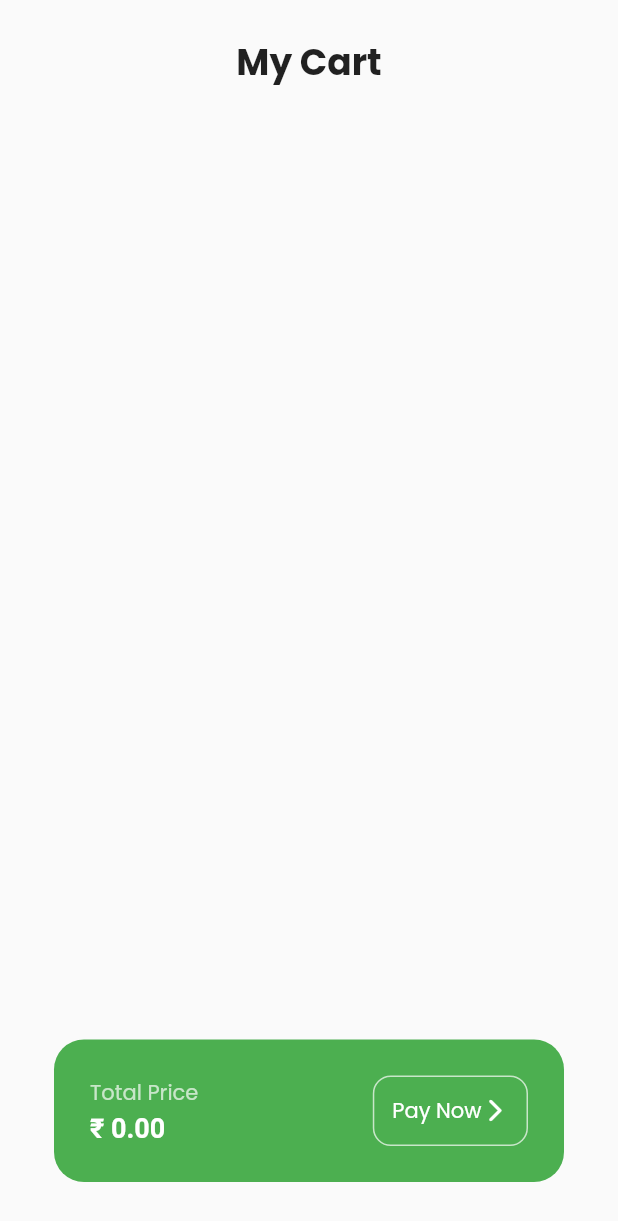
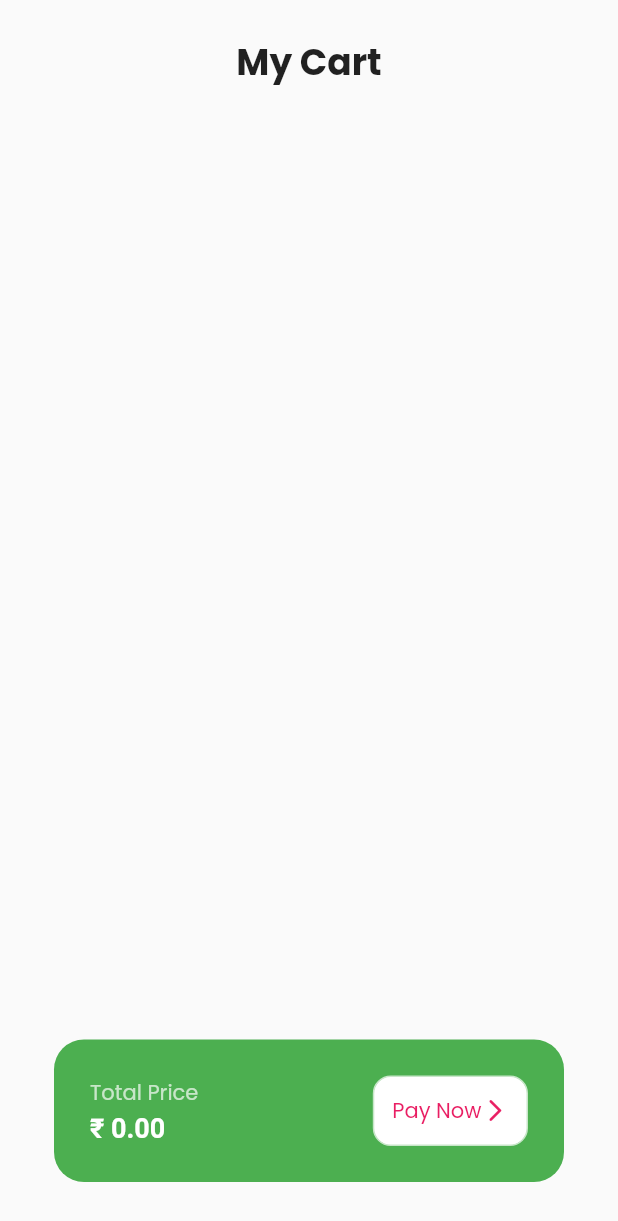
Before and after one commit to The-Naveen-Chandra/GroceryBasket-Flutter, a Flutter app: the screen it shows after launch, after a tap on "Get Started", after a tap on the "shopping bag" icon, on a phone screen of 412 x 824 dp. Shown: the top 1221 px of the screen. Run offline on Flutter 3.47's test engine with Material 2 defaults, Android fonts, the phone set to English and light mode, and no system bars; our stand-ins replace google_fonts.

Commit message:
Dev: Light and Dark Theme

```diff
--- a/lib/components/grocery_item_tile.dart
+++ b/lib/components/grocery_item_tile.dart
@@ -1,8 +1,8 @@
 import 'package:flutter/material.dart';
 import 'package:google_fonts/google_fonts.dart';
 
+// ignore: must_be_immutable
 class GroceryItemTile extends StatelessWidget {
-
   final String itemName;
   final String itemPrice;
   final String imagePath;
@@ -29,9 +29,8 @@ class GroceryItemTile extends StatelessWidget {
           borderRadius: BorderRadius.circular(12),
         ),
         child: Column(
-            mainAxisAlignment: MainAxisAlignment.spaceEvenly,
-           children: [
-
+          mainAxisAlignment: MainAxisAlignment.spaceEvenly,
+          children: [
             // image paths
             Image.asset(
               imagePath,
@@ -41,21 +40,46 @@ class GroceryItemTile extends StatelessWidget {
             // item names
             Text(
               itemName,
-              style: GoogleFonts.poppins(),
+              style: GoogleFonts.poppins(
+                  color: Theme.of(context).colorScheme.primary),
             ),
 
             // price + button
-            MaterialButton(
+            // MaterialButton(
+            //   onPressed: onPressed,
+            //   color: color[800],
+            //   child: Text(
+            //     '₹ $itemPrice',
+            //     style: TextStyle(
+            //       color: Theme.of(context).colorScheme.secondary,
+            //       fontWeight: FontWeight.bold,
+            //     ),
+            //   ),
+            // ),
+            TextButton(
               onPressed: onPressed,
-              color: color[800],
-              child: Text(
-                  '₹ $itemPrice',
-                  style: const TextStyle(
-                    color: Colors.white,
-                    fontWeight: FontWeight.bold,
+              style: ButtonStyle(
+                backgroundColor: MaterialStatePropertyAll<Color>(
+                  color[800],
+                ),
+                shape: MaterialStateProperty.all<RoundedRectangleBorder>(
+                  RoundedRectangleBorder(
+                    borderRadius: BorderRadius.circular(12.0),
+                  ),
                 ),
               ),
-            )
+              // color: Colors.pink,
+              child: Padding(
+                padding: const EdgeInsets.symmetric(vertical: 4.0, horizontal: 10.0),
+                child: Text(
+                  '₹ $itemPrice',
+                  style: TextStyle(
+                    color: Theme.of(context).colorScheme.secondary,
+                    fontWeight: FontWeight.bold,
+                  ),
+                ),
+              ),
+            ),
           ],
         ),
       ),
--- a/lib/main.dart
+++ b/lib/main.dart
@@ -1,5 +1,6 @@
 import 'package:flutter/material.dart';
 import 'package:grocerybasket/model/cart_model.dart';
+import 'package:grocerybasket/theme/theme.dart';
 import 'package:provider/provider.dart';
 import 'pages/intro_page.dart';
 
@@ -14,9 +15,11 @@ class MyApp extends StatelessWidget {
   Widget build(BuildContext context) {
     return ChangeNotifierProvider(
       create: (context) => CartModel(),
-      child: const MaterialApp(
+      child: MaterialApp(
         debugShowCheckedModeBanner: false,
-        home: IntroPage(),
+        theme: lightTheme,
+        darkTheme: darkTheme,
+        home: const IntroPage(),
       ),
     );
   }
--- a/lib/pages/cart_page.dart
+++ b/lib/pages/cart_page.dart
@@ -13,7 +13,6 @@ class CartPage extends StatelessWidget {
         return SafeArea(
           child: Column(
             children: [
-
               Padding(
                 padding: const EdgeInsets.only(
                   top: 24,
@@ -32,6 +31,7 @@ class CartPage extends StatelessWidget {
 
               Expanded(
                   child: ListView.builder(
+                physics: const BouncingScrollPhysics(),
                 itemCount: value.cartItems.length,
                 padding: const EdgeInsets.all(12),
                 itemBuilder: (context, index) {
@@ -40,8 +40,7 @@ class CartPage extends StatelessWidget {
                     child: Container(
                       decoration: BoxDecoration(
                           color: Colors.grey[200],
-                            borderRadius: BorderRadius.circular(20)
-                          ),
+                          borderRadius: BorderRadius.circular(20)),
                       child: ListTile(
                         leading: Image.asset(
                           value.cartItems[index][2],
@@ -49,22 +48,32 @@ class CartPage extends StatelessWidget {
                         ),
                         title: Text(
                           value.cartItems[index][0],
-                              style: GoogleFonts.poppins(),
+                          style: GoogleFonts.poppins(
+                            color: Theme.of(context).colorScheme.primary,
+                          ),
                         ),
 
                         // ignore: prefer_interpolation_to_compose_strings
-                            subtitle: Text('₹ ' + value.cartItems[index][1],),
+                        subtitle: Text(
+                          '₹ ' + value.cartItems[index][1],
+                          style: TextStyle(
+                            color: Theme.of(context).colorScheme.primary,
+                          ),
+                        ),
                         trailing: IconButton(
-                              icon: const Icon(Icons.cancel_outlined),
-                              onPressed: () => Provider.of<CartModel>(
-                                context, listen: false).removeItemFromCart(index),
+                          icon: Icon(
+                            Icons.cancel_outlined,
+                            color: Theme.of(context).colorScheme.primary,
+                          ),
+                          onPressed: () =>
+                              Provider.of<CartModel>(context, listen: false)
+                                  .removeItemFromCart(index),
                         ),
                       ),
                     ),
                   );
                 },
-                  )
-                ),
+              )),
 
               // total + pay now
               Padding(
@@ -87,16 +96,15 @@ class CartPage extends StatelessWidget {
                               color: Colors.green[100],
                             ),
                           ),
-
-                            const SizedBox(height: 2,),
-
+                          const SizedBox(
+                            height: 2,
+                          ),
                           Text(
                             '₹ ${value.calculateTotal()}',
                             style: const TextStyle(
                                 color: Colors.white,
                                 fontSize: 18,
-                                fontWeight: FontWeight.bold
-                              ),
+                                fontWeight: FontWeight.bold),
                           ),
                         ],
                       ),
@@ -104,29 +112,28 @@ class CartPage extends StatelessWidget {
                       // pay now button
                       Container(
                         decoration: BoxDecoration(
+                            color: Theme.of(context).colorScheme.secondary,
                             border: Border.all(
                               color: Colors.green.shade100,
                             ),
-                            borderRadius: BorderRadius.circular(12)
-                          ),
+                            borderRadius: BorderRadius.circular(12)),
                         padding: const EdgeInsets.all(12),
                         child: Row(
                           children: [
                             Text(
                               "Pay Now",
                               style: GoogleFonts.poppins(
-                                  color: Colors.white,
+                                color: Theme.of(context).colorScheme.tertiary,
                               ),
                             ),
-                             const Icon(
+                            Icon(
                               Icons.arrow_forward_ios_rounded,
                               size: 18,
-                                color: Colors.white,
+                              color: Theme.of(context).colorScheme.tertiary,
                             )
                           ],
                         ),
                       ),
-
                     ],
                   ),
                 ),
@@ -135,7 +142,6 @@ class CartPage extends StatelessWidget {
           ),
         );
       },
-      )
-    );
+    ));
   }
 }
--- a/lib/pages/home_page.dart
+++ b/lib/pages/home_page.dart
@@ -11,14 +11,18 @@ class HomePage extends StatelessWidget {
   @override
   Widget build(BuildContext context) {
     return Scaffold(
+      backgroundColor: Theme.of(context).colorScheme.background,
       floatingActionButton: FloatingActionButton(
         onPressed: () => Navigator.push(context, MaterialPageRoute(
           builder: (context) {
-            return CartPage();
+            return const CartPage();
           },
         )),
-        backgroundColor: Colors.black,
-        child: Icon(Icons.shopping_bag),
+        backgroundColor: Theme.of(context).colorScheme.tertiary,
+        child: Icon(
+          Icons.shopping_bag,
+          color: Theme.of(context).colorScheme.secondary,
+        ),
       ),
       body: SafeArea(
         child: Column(
@@ -33,8 +37,8 @@ class HomePage extends StatelessWidget {
               child: Text(
                 'Good Morning,',
                 style: GoogleFonts.poppins(
-                  fontSize: 15,
-                  color: Colors.grey[600],
+                  fontSize: 18,
+                  color: Theme.of(context).colorScheme.tertiary,
                 ),
               ),
             ),
@@ -93,6 +97,7 @@ class HomePage extends StatelessWidget {
               child: Consumer<CartModel>(
                 builder: (context, value, child) {
                   return GridView.builder(
+                    physics: const BouncingScrollPhysics(),
                     itemCount: value.shopItems.length,
                     gridDelegate:
                         const SliverGridDelegateWithFixedCrossAxisCount(
--- a/lib/pages/intro_page.dart
+++ b/lib/pages/intro_page.dart
@@ -8,16 +8,13 @@ class IntroPage extends StatelessWidget {
   @override
   Widget build(BuildContext context) {
     return Scaffold(
+      backgroundColor: Theme.of(context).colorScheme.background,
       body: Column(
         children: [
           // logo
           Padding(
             padding: const EdgeInsets.only(
-              left: 80,
-              right: 80,
-              bottom: 50,
-              top: 100
-            ),
+                left: 80, right: 80, bottom: 50, top: 100),
             child: Image.asset('lib/images/shopping-bag.png'),
           ),
 
@@ -35,7 +32,9 @@ class IntroPage extends StatelessWidget {
             ),
           ),
 
-          const SizedBox(height: 24,),
+          const SizedBox(
+            height: 24,
+          ),
 
           // fresh item everyday
           Text(
@@ -51,24 +50,27 @@ class IntroPage extends StatelessWidget {
 
           // get started button
           GestureDetector(
-            onTap: ()=> Navigator.pushReplacement(context, MaterialPageRoute(
-              builder: (context) {
+            onTap: () => Navigator.pushReplacement(
+              context,
+              MaterialPageRoute(
+                builder: (context) {
                   return const HomePage();
                 },
               ),
             ),
             child: Container(
               decoration: BoxDecoration(
-                color: Colors.deepPurple,
+                color: Theme.of(context).colorScheme.tertiary,
                 borderRadius: BorderRadius.circular(50),
               ),
               padding: const EdgeInsets.all(24),
-              child:  Text(
+              child: Text(
                 "Get Started",
                 style: GoogleFonts.poppins(
-                  color: Colors.white,
+                  fontSize: 16,
+                  color: Theme.of(context).colorScheme.secondary,
                 ),
-                ),
+              ),
             ),
           ),
 
--- /dev/null
+++ b/lib/theme/dark_theme.dart
@@ -0,0 +1,11 @@
+import 'package:flutter/material.dart';
+
+ThemeData darkTheme = ThemeData(
+  brightness: Brightness.dark,
+  colorScheme: ColorScheme.dark(
+    background: Colors.grey.shade900,
+    primary: Colors.black,
+    secondary: Colors.white,
+    tertiary: Colors.pink,
+  ),
+);
--- /dev/null
+++ b/lib/theme/light_theme.dart
@@ -0,0 +1,11 @@
+import 'package:flutter/material.dart';
+
+ThemeData lightTheme = ThemeData(
+  brightness: Brightness.light,
+  colorScheme: const ColorScheme.light(
+    background: Colors.white,
+    primary: Colors.black,
+    secondary: Colors.white,
+    tertiary: Colors.pink,
+  ),
+);
--- /dev/null
+++ b/lib/theme/theme.dart
@@ -0,0 +1,2 @@
+export 'dark_theme.dart';
+export './light_theme.dart';
```
Lines whose indentation alone changed are shown as unchanged.
